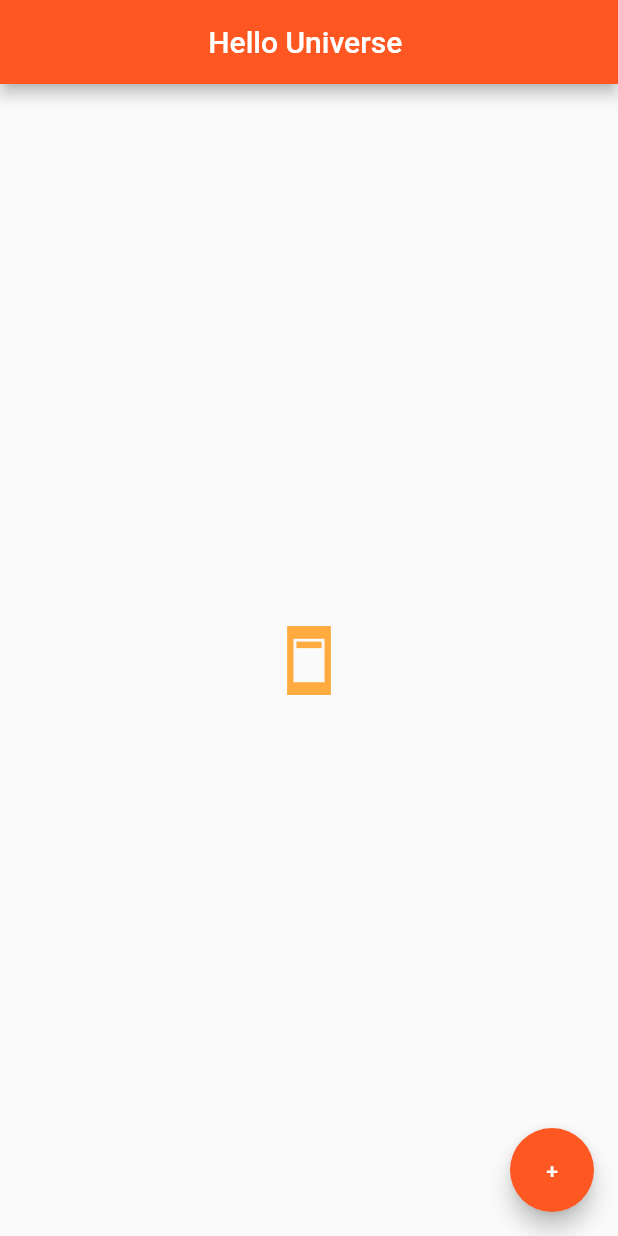
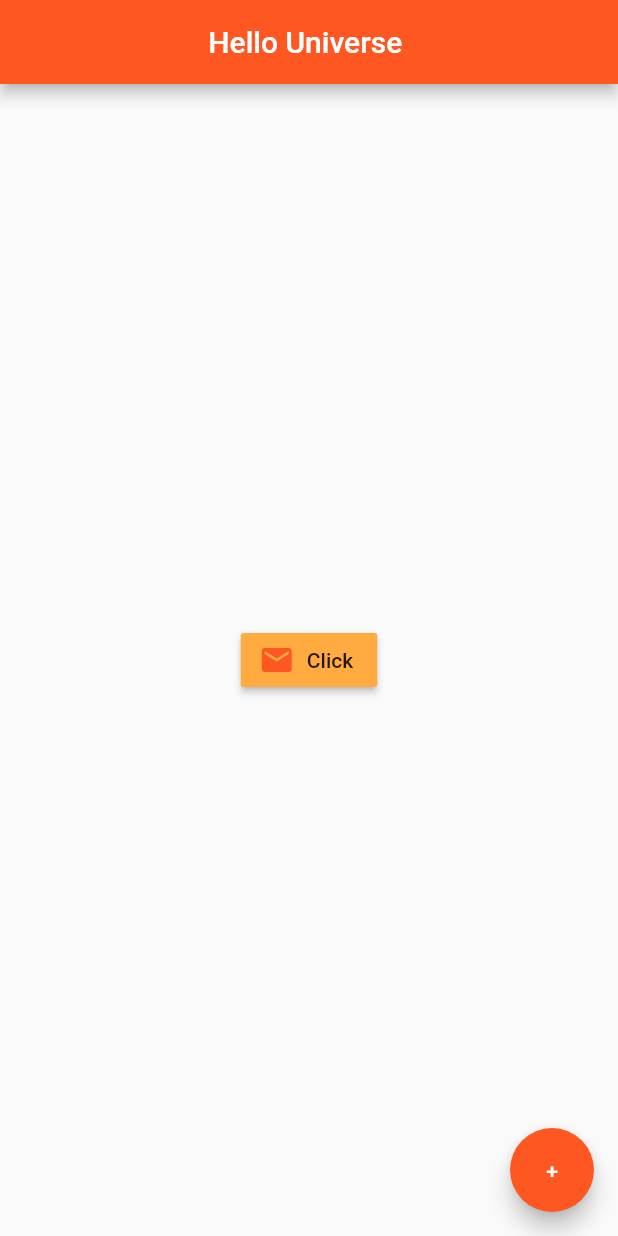
Before and after one commit to rifqirosyidi/learn-flutter, a Flutter app: the screen it shows after launch, on a phone screen of 412 x 824 dp. Run offline on Flutter 3.47's test engine with Material 2 defaults, Android fonts, the phone set to English and light mode, and no system bars.

Commit message:
icons button

```diff
--- a/lib/main.dart
+++ b/lib/main.dart
@@ -13,10 +13,16 @@ class MyApp extends StatelessWidget {
           centerTitle: true,
         ),
         body: Center(
-            child: Icon(
-              Icons.ad_units_sharp,
-              color: Colors.orangeAccent,
-              size: 50.0
+            child: RaisedButton.icon(
+              onPressed: () {
+                print('You Clicked The Button');
+              },
+                icon: Icon(
+                  Icons.mail,
+                  color: Colors.deepOrange
+                ),
+              label: Text("Click"),
+              color: Colors.orangeAccent
             )
         ),
         floatingActionButton: FloatingActionButton(
```
